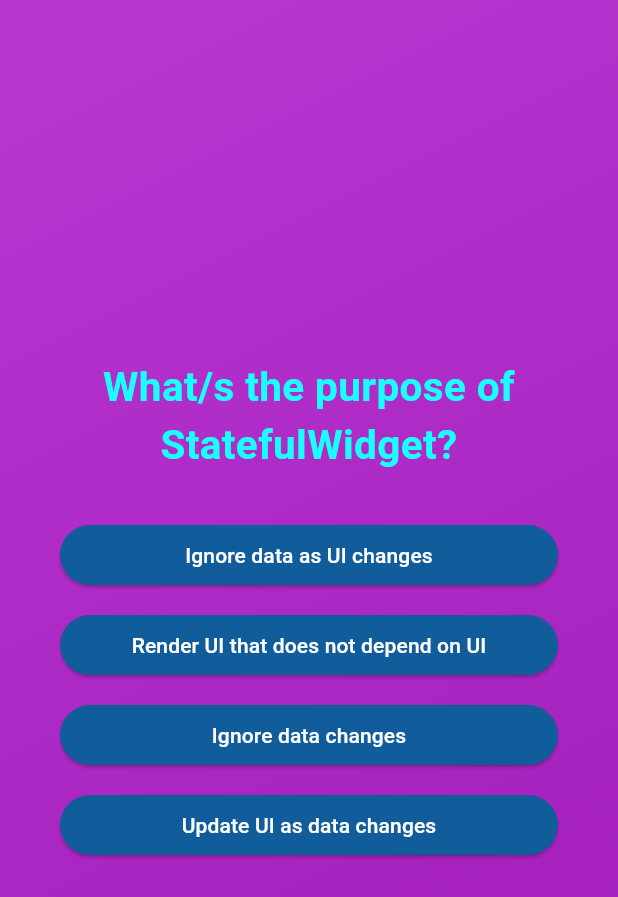
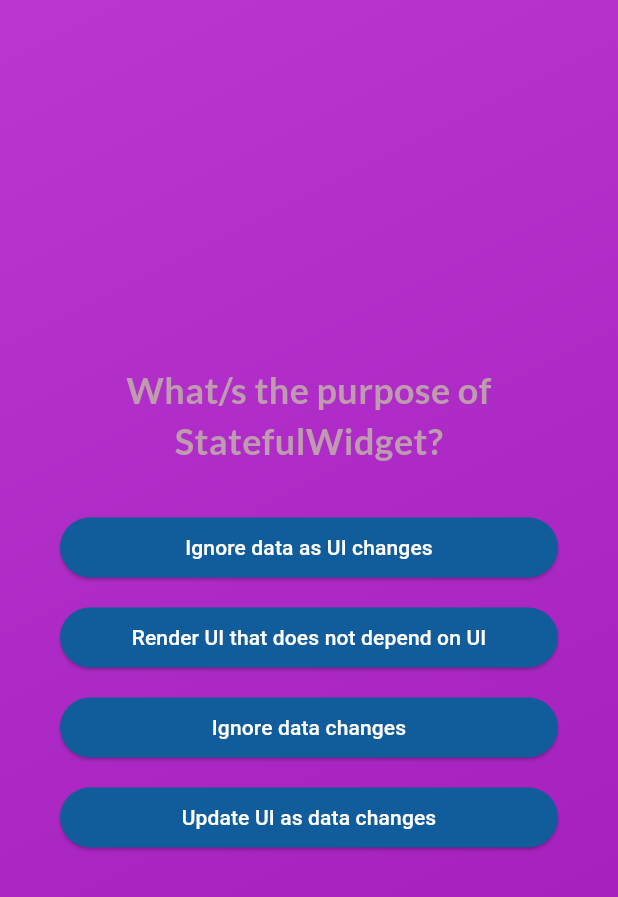
Before and after one commit to ankitrohan091/quiz_app, a Flutter app: the screen it shows after launch, after a tap on "Start Quiz", after a tap on "Components", on a phone screen of 412 x 824 dp. Shown: the top 897 px of the screen. Run offline on Flutter 3.47's test engine with Material 3 defaults, Android fonts, the phone set to English and light mode, and no system bars; our stand-ins replace google_fonts.

```diff
--- a/lib/question_screen.dart
+++ b/lib/question_screen.dart
@@ -1,11 +1,12 @@
 import 'package:flutter/material.dart';
 import 'package:quiz_app/answer_button.dart';
 import 'package:quiz_app/data/questions.dart';
-import 'package:quiz_app/result_screen.dart';
 import 'package:quiz_app/models/quiz_questions.dart';
+import 'package:google_fonts/google_fonts.dart';
 
 class QuestionScreen extends StatefulWidget {
-  const QuestionScreen({super.key});
+  const QuestionScreen(this.addAnswer,{super.key});
+  final void Function(String answer) addAnswer;
   @override
   State<QuestionScreen> createState() {
     return _QuestionState();
@@ -14,10 +15,6 @@ class QuestionScreen extends StatefulWidget {
 
 class _QuestionState extends State<QuestionScreen> {
   int index=0;
-  int score=0;
-  void correctOption(){
-
-  }
   @override
   Widget build(context) {
     final QuizQuestion currentQues = questions[index];
@@ -29,18 +26,19 @@ class _QuestionState extends State<QuestionScreen> {
         children: [
           Text(
             currentQues.question,
-            style: const TextStyle(
-              color: Colors.cyanAccent,
-              fontSize: 27,
-              fontWeight: FontWeight.bold),
+            style: GoogleFonts.lato(
+              color: const Color.fromARGB(255, 190, 155, 175),
+              fontWeight: FontWeight.bold,
+              fontSize: 24,
+            ),
             textAlign: TextAlign.center,
-          ),
+            ),
           const SizedBox(height: 30),
           ...currentQues.getShuffled().map((item){
             return Button(item,(){
-              item==currentQues.options[0]?score++:null;
+              widget.addAnswer(item);
               setState(() {
-                index==questions.length-1?null:index++;
+                index++;
               });
             });
           }),
--- a/lib/quiz.dart
+++ b/lib/quiz.dart
@@ -1,4 +1,6 @@
 import 'package:flutter/material.dart';
+import 'package:quiz_app/data/questions.dart';
+import 'package:quiz_app/result_screen.dart';
 import 'package:quiz_app/start_screen.dart';
 import 'package:quiz_app/question_screen.dart';
 
@@ -10,6 +12,15 @@ class Quiz extends StatefulWidget{
   }
 }
 class _QuizState extends State<Quiz>{
+  final List<String> selectedAnswer=[];
+  void addAnswer(String answer){
+    selectedAnswer.add(answer);
+    if(selectedAnswer.length==questions.length){
+      setState(() {
+         currentScreen=ResultScreen(selectedAnswer);
+         });
+    }
+  }
   Widget? currentScreen;
   @override
   void initState() {
@@ -18,7 +29,7 @@ class _QuizState extends State<Quiz>{
   }
   void changeScreen(){
     setState(() {
-      currentScreen=const QuestionScreen();
+      currentScreen=QuestionScreen(addAnswer);
     });
   }
   @override
--- a/lib/start_screen.dart
+++ b/lib/start_screen.dart
@@ -1,4 +1,5 @@
 import 'package:flutter/material.dart';
+import 'package:google_fonts/google_fonts.dart';
 
 class StartPage extends StatefulWidget{
   const StartPage(this.changeScreen,{super.key});
@@ -21,7 +22,10 @@ class _StartPageState extends State<StartPage> {
             color: const Color.fromARGB(145, 255, 255, 255),
             ),
             const SizedBox(height: 20,),
-            const Text('Learn Flutter the fun way!',style: TextStyle(color: Colors.white,fontSize: 28),),
+            Text('Learn Flutter the fun way!',
+            style: GoogleFonts.lato(
+              color: Colors.white,
+              fontSize: 28),),
             const SizedBox(height: 20,),
             OutlinedButton.icon(onPressed: widget.changeScreen,
             icon:const Icon(Icons.arrow_right_alt,color:Colors.white),
--- a/pubspec.yaml
+++ b/pubspec.yaml
@@ -35,6 +35,7 @@ dependencies:
   # The following adds the Cupertino Icons font to your application.
   # Use with the CupertinoIcons class for iOS style icons.
   cupertino_icons: ^1.0.6
+  google_fonts: ^6.2.0
 
 dev_dependencies:
   flutter_test:
```
Also changed, not shown: lib/result_screen.dart (+27 -8 lines), pubspec.lock, 1 other file.
